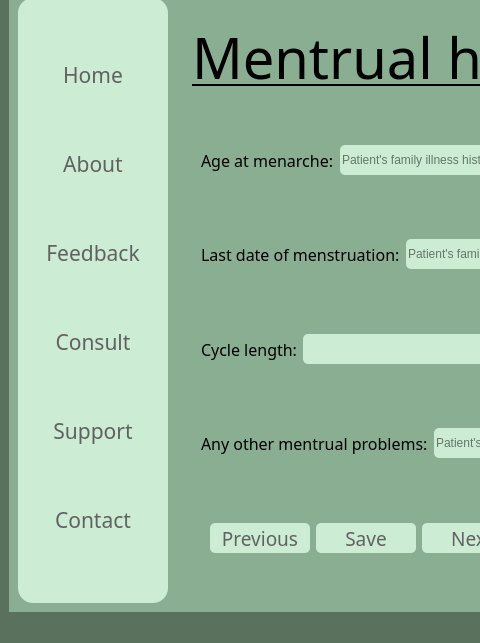
Before: the Qt Designer form Patient_info_edit4.ui in srishtiigautam/restorehealth, drawn with Qt 5; both pictures show x 0 to 480 and y 126 to 769 of the 1096 by 769 pixel window.
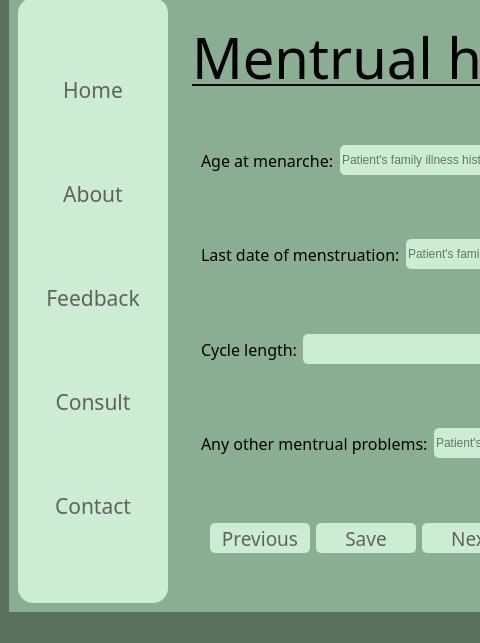
After: the same form once the commit is applied. Icons and pictures are not drawn.

Patch:
```diff
--- a/Patient_info_edit4.ui
+++ b/Patient_info_edit4.ui
@@ -215,6 +215,7 @@
              <font>
               <family>Javanese Text</family>
               <pointsize>16</pointsize>
+              <weight>50</weight>
               <bold>false</bold>
              </font>
             </property>
@@ -247,6 +248,7 @@
              <font>
               <family>Javanese Text</family>
               <pointsize>16</pointsize>
+              <weight>50</weight>
               <bold>false</bold>
              </font>
             </property>
@@ -279,6 +281,7 @@
              <font>
               <family>Javanese Text</family>
               <pointsize>16</pointsize>
+              <weight>50</weight>
               <bold>false</bold>
              </font>
             </property>
@@ -311,6 +314,7 @@
              <font>
               <family>Javanese Text</family>
               <pointsize>16</pointsize>
+              <weight>50</weight>
               <bold>false</bold>
              </font>
             </property>
@@ -337,44 +341,13 @@
             </property>
            </widget>
           </item>
-          <item>
-           <widget class="QPushButton" name="pushButton_5">
-            <property name="font">
-             <font>
-              <family>Javanese Text</family>
-              <pointsize>16</pointsize>
-              <bold>false</bold>
-             </font>
-            </property>
-            <property name="cursor">
-             <cursorShape>PointingHandCursor</cursorShape>
-            </property>
-            <property name="styleSheet">
-             <string notr="true">QPushButton{
-color: rgb(97, 97, 97);
-border-radius:10px;
-}
-
-QPushButton:hover{
-background-color: rgb(220, 255, 228);
-	/*color: rgb(255, 255, 255);*/
-	font: 700 16pt &quot;Constantia&quot;;
-}
-
-
-</string>
-            </property>
-            <property name="text">
-             <string>Support</string>
-            </property>
-           </widget>
-          </item>
           <item>
            <widget class="QPushButton" name="Contact_button">
             <property name="font">
              <font>
               <family>Javanese Text</family>
               <pointsize>16</pointsize>
+              <weight>50</weight>
               <bold>false</bold>
              </font>
             </property>
```
Left out of the diff: 1 changed line with no effect on the pictures.
